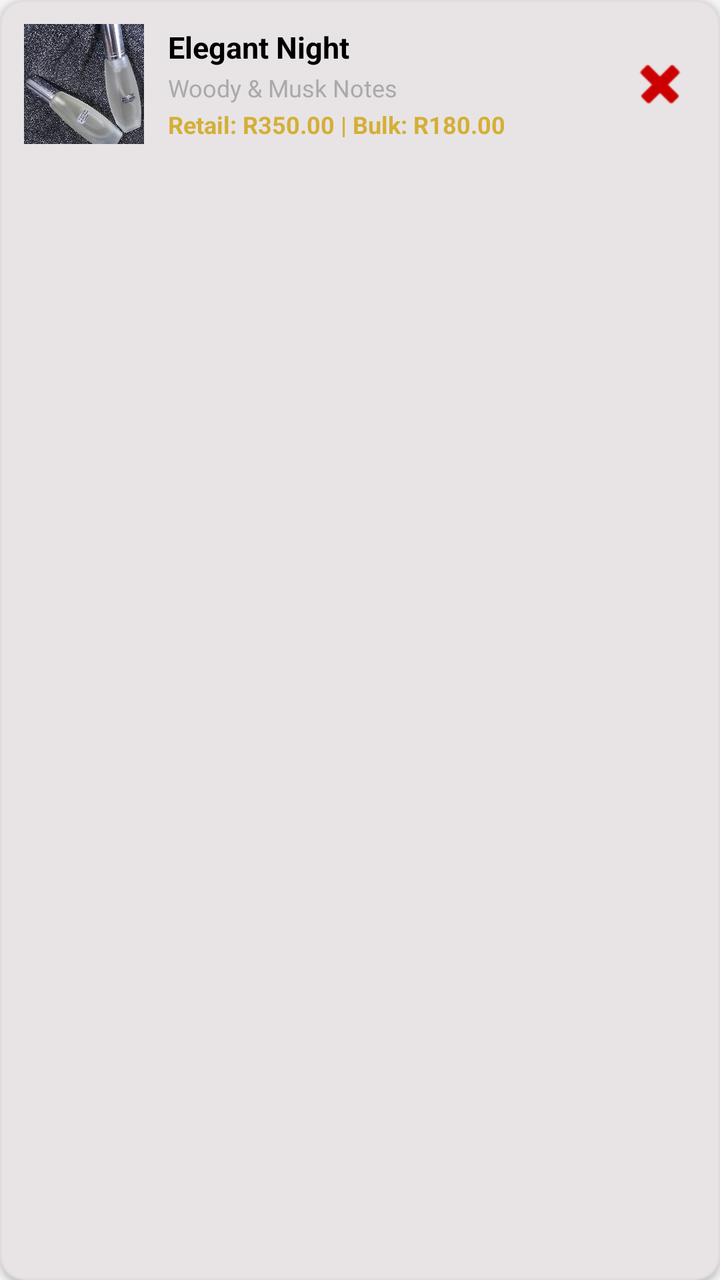
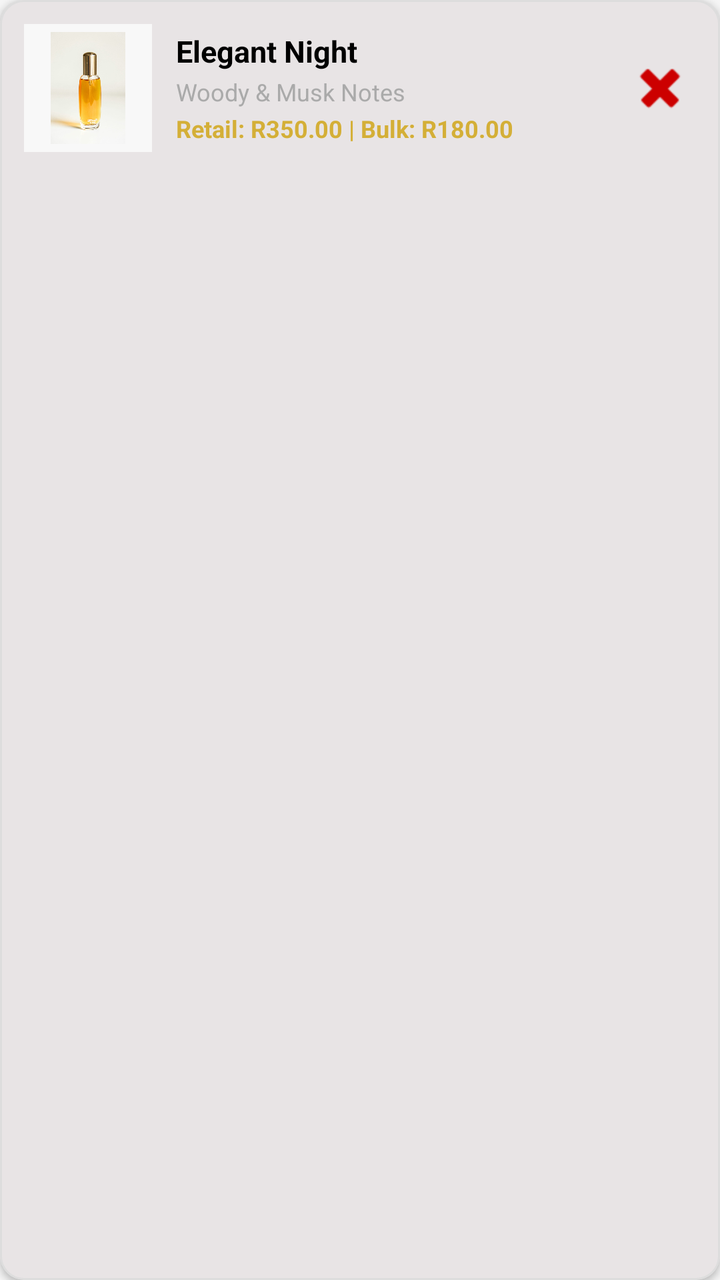

Compare the two renders of this Android layout. The source of the first and the diff that turns it into the second are given below.
<!-- AndroidManifest.xml: application theme Theme.MSTPerfumes -->
<!-- res/layout/item_wishlist.xml -->
<?xml version="1.0" encoding="utf-8"?>
<com.google.android.material.card.MaterialCardView xmlns:android="http://schemas.android.com/apk/res/android"
    xmlns:app="http://schemas.android.com/apk/res-auto"
    android:layout_width="match_parent"
    android:layout_height="wrap_content"
    android:layout_marginBottom="12dp"
    app:cardCornerRadius="12dp"
    app:cardElevation="2dp"
    app:strokeColor="#DDDDDD"
    app:strokeWidth="1dp">

    <LinearLayout
        android:layout_width="match_parent"
        android:layout_height="wrap_content"
        android:gravity="center_vertical"
        android:orientation="horizontal"
        android:padding="12dp">

        <ImageView
            android:id="@+id/ivWishlistImage"
            android:layout_width="60dp"
            android:layout_height="60dp"
            android:contentDescription="Wishlist Image"
            android:scaleType="centerCrop"
            android:src="@drawable/elegant_night" />

        <LinearLayout
            android:layout_width="0dp"
            android:layout_height="wrap_content"
            android:layout_marginStart="12dp"
            android:layout_weight="1"
            android:orientation="vertical">

            <TextView
                android:id="@+id/tvWishlistName"
                android:layout_width="wrap_content"
                android:layout_height="wrap_content"
                android:text="Elegant Night"
                android:textColor="@android:color/black"
                android:textSize="15sp"
                android:textStyle="bold" />

            <TextView
                android:id="@+id/tvWishlistScent"
                android:layout_width="wrap_content"
                android:layout_height="wrap_content"
                android:layout_marginTop="2dp"
                android:text="Woody &amp; Musk Notes"
                android:textColor="@android:color/darker_gray"
                android:textSize="12sp" />

            <TextView
                android:id="@+id/tvWishlistPrice"
                android:layout_width="wrap_content"
                android:layout_height="wrap_content"
                android:layout_marginTop="2dp"
                android:text="Retail: R350.00 | Bulk: R180.00"
                android:textColor="#D4AF37"
                android:textSize="12sp"
                android:textStyle="bold" />

        </LinearLayout>

        <ImageButton
            android:id="@+id/btnRemoveWishlist"
            android:layout_width="36dp"
            android:layout_height="36dp"
            android:background="?attr/selectableItemBackgroundBorderless"
            android:contentDescription="Remove Wishlist"
            android:src="@android:drawable/ic_delete"
            app:tint="@android:color/holo_red_dark" />

    </LinearLayout>

</com.google.android.material.card.MaterialCardView>
<!-- resources referenced by this layout -->
<resources>
  <!-- drawable elegant_night: jpeg bitmap (drawable, 219217 bytes) -->
  <style name="Theme.MSTPerfumes" parent="Base.Theme.MSTPerfumes" />
  <style name="Base.Theme.MSTPerfumes" parent="Theme.Material3.DayNight.NoActionBar">
          
          <item name="colorPrimary">@color/deep_burgundy</item>
          <item name="colorSecondary">@color/golden_sand</item>
          <item name="android:colorBackground">@color/smoke_white</item>
          <item name="colorSurface">@color/smoke_white</item>
      </style>
  <color name="deep_burgundy">#4A0E17</color>
  <color name="golden_sand">#E5C158</color>
  <color name="smoke_white">#F5F5F5</color>
</resources>

<!-- the commit's change to res/layout/item_wishlist.xml (unified diff, before → after) -->
@@ -18,11 +18,13 @@
 
         <ImageView
             android:id="@+id/ivWishlistImage"
-            android:layout_width="60dp"
-            android:layout_height="60dp"
+            android:layout_width="64dp"
+            android:layout_height="64dp"
+            android:background="#F8F8F8"
             android:contentDescription="Wishlist Image"
-            android:scaleType="centerCrop"
-            android:src="@drawable/elegant_night" />
+            android:padding="4dp"
+            android:scaleType="fitCenter"
+            android:src="@drawable/aromatics_elixir_for_women" />
 
         <LinearLayout
             android:layout_width="0dp"
<!-- resource entries referenced after the edit -->
@@ -1,6 +1,6 @@
 <!-- resources referenced by this layout -->
 <resources>
-  <!-- drawable elegant_night: jpeg bitmap (drawable, 219217 bytes) -->
+  <!-- drawable aromatics_elixir_for_women: jpeg bitmap (drawable, 44975 bytes) -->
   <style name="Theme.MSTPerfumes" parent="Base.Theme.MSTPerfumes" />
   <style name="Base.Theme.MSTPerfumes" parent="Theme.Material3.DayNight.NoActionBar">
           
